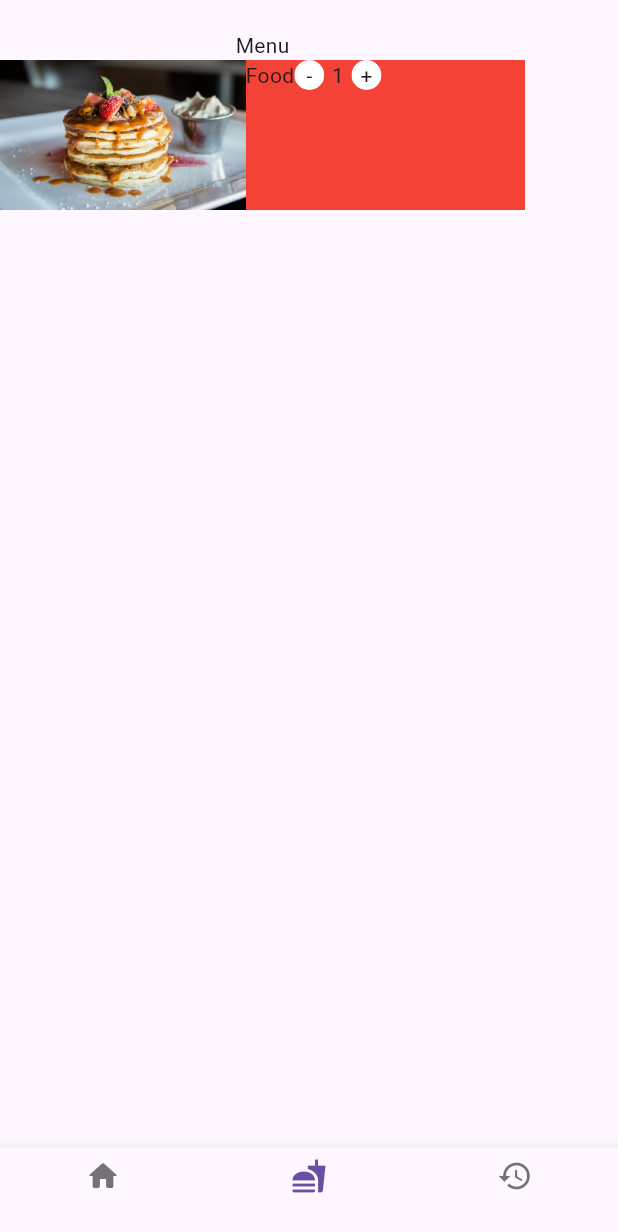
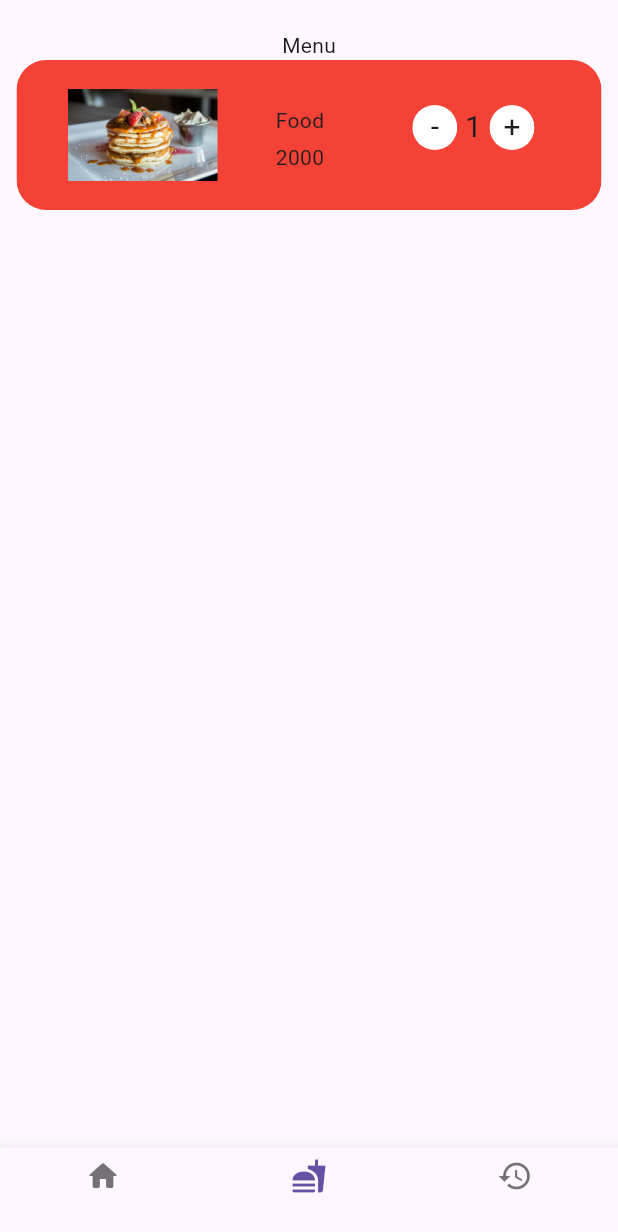
Before and after one commit to raytembo/rest_auto, a Flutter app: the screen it shows after launch, item 2 of the bottom bar chosen, on a phone screen of 412 x 824 dp. Shown: the top 1232 px of the screen. Run offline on Flutter 3.47's test engine with Material 3 defaults, Android fonts, the phone set to English and light mode, and no system bars.

Commit message:
fixed product card

```diff
--- a/lib/components/productcard.dart
+++ b/lib/components/productcard.dart
@@ -5,54 +5,69 @@ class ProductCard extends StatelessWidget {
 
   @override
   Widget build(BuildContext context) {
-    return Container(
-      width: 350,
+    return ClipRRect(
+      borderRadius: BorderRadius.circular(20),
+      child: Container(
+        width: 390,
         height: 100,
         color: Colors.red,
         child: Row(
+          mainAxisAlignment: MainAxisAlignment.spaceAround,
           children: [
-          const Row(children: [
-            Image(image: AssetImage("Assets/dish1.jpg")),
+            const SizedBox(width: 20,),
+            Row(children: [
+              ClipRRect(
+                  child: const Image(image: AssetImage("Assets/dish1.jpg"),
+                    width: 100, height: 100,fit: BoxFit.contain,),
+                borderRadius: BorderRadius.circular(20),
+              ),
             ],),
+            const SizedBox(width: 20,),
             const Column(
               children: [
-              Text("Food")
+                SizedBox(height: 30,),
+                Text("Food"),
+                SizedBox(height: 5,),
+                Text("2000")
               ],
             ),
+            const SizedBox(width: 20,),
             Column(
               children: [
+                const SizedBox(height: 30,),
                 Row(
                   children: [
+                    const SizedBox(width: 20,),
                     ClipRRect(
                       borderRadius: BorderRadius.circular(20),
                       child: Container(
                         color: Colors.white,
-                      width: 20,
-                      height: 20,
-                      child: const Center(child: Text("-")),
+                        width: 30,
+                        height: 30,
+                        child: const Center(child: Text("-",style: TextStyle(fontSize: 20),)),
                       ),
                     ),
                     const SizedBox(width: 5,),
-                  const Text("1"),
+                    const Text("1",style: TextStyle(fontSize: 20),),
                     const SizedBox(width: 5,),
                     ClipRRect(
                       borderRadius: BorderRadius.circular(20),
                       child: Container(
                         color: Colors.white,
-                      width: 20,
-                      height: 20,
-                      child: const Center(child: Text("+")),
+                        width: 30,
+                        height: 30,
+                        child: const Center(child: Text("+",style: TextStyle(fontSize: 20),)),
                       ),
                     ),
+                    const SizedBox(width: 20,),
+                    const SizedBox(width: 20,),
                   ],
                 )
               ],
-
             )
 
-
-
           ],
+        ),
       ),
     );
   }
--- a/lib/productScreen.dart
+++ b/lib/productScreen.dart
@@ -13,7 +13,7 @@ class Productscreen extends StatelessWidget {
             children: [
               SizedBox(height: 20,),
               Text("Menu"),
-              ProductCard()
+              Center(child: ProductCard())
 
             ],
           ),
```
Lines whose indentation alone changed are shown as unchanged.
